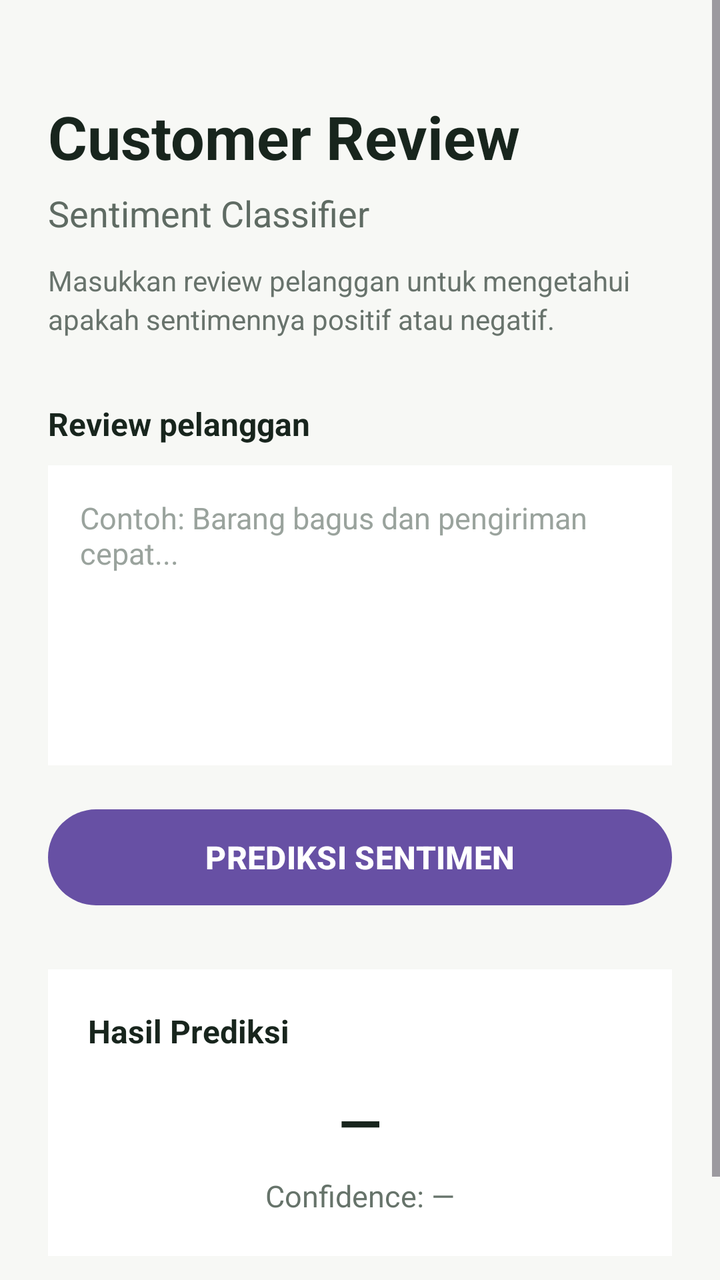
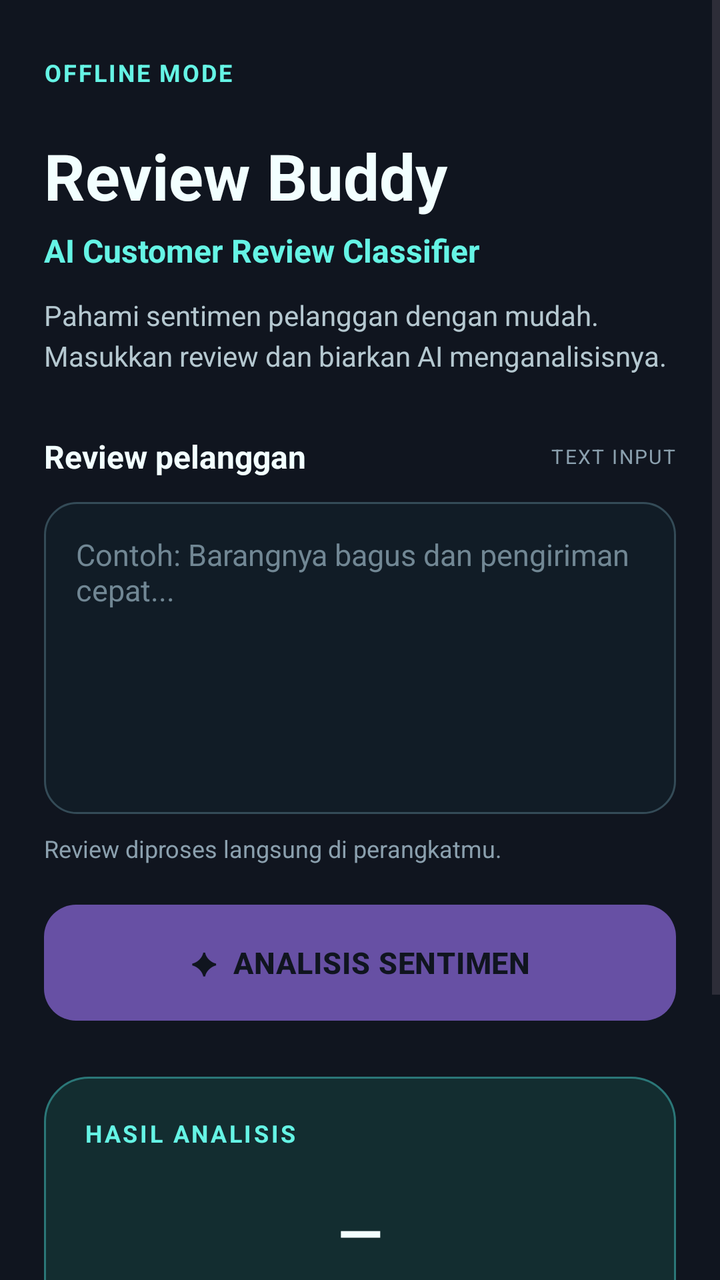

Two renders of the same Android screen: before a commit and after it. Below are the layout's source before the change and the commit's diff.
<!-- AndroidManifest.xml: application theme Theme.CustomerReviewClassifier -->
<!-- res/layout/activity_main.xml -->
<?xml version="1.0" encoding="utf-8"?>
<ScrollView xmlns:android="http://schemas.android.com/apk/res/android"
    android:id="@+id/main"
    android:layout_width="match_parent"
    android:layout_height="match_parent"
    android:fillViewport="true"
    android:background="#F7F8F5">

    <LinearLayout
        android:layout_width="match_parent"
        android:layout_height="wrap_content"
        android:orientation="vertical"
        android:padding="24dp">

        
        <TextView
            android:id="@+id/tvTitle"
            android:layout_width="match_parent"
            android:layout_height="wrap_content"
            android:layout_marginTop="24dp"
            android:text="Customer Review"
            android:textColor="#18251D"
            android:textSize="30sp"
            android:textStyle="bold" />

        <TextView
            android:id="@+id/tvSubtitle"
            android:layout_width="match_parent"
            android:layout_height="wrap_content"
            android:layout_marginTop="6dp"
            android:text="Sentiment Classifier"
            android:textColor="#5F6B63"
            android:textSize="18sp" />

        <TextView
            android:id="@+id/tvDescription"
            android:layout_width="match_parent"
            android:layout_height="wrap_content"
            android:layout_marginTop="12dp"
            android:text="Masukkan review pelanggan untuk mengetahui apakah sentimennya positif atau negatif."
            android:textColor="#68736C"
            android:textSize="14sp"
            android:lineSpacingExtra="3dp" />

        
        <TextView
            android:id="@+id/tvInputLabel"
            android:layout_width="match_parent"
            android:layout_height="wrap_content"
            android:layout_marginTop="32dp"
            android:text="Review pelanggan"
            android:textColor="#18251D"
            android:textSize="16sp"
            android:textStyle="bold" />

        
        <EditText
            android:id="@+id/etReview"
            android:layout_width="match_parent"
            android:layout_height="150dp"
            android:layout_marginTop="10dp"
            android:background="#FFFFFF"
            android:gravity="top|start"
            android:hint="Contoh: Barang bagus dan pengiriman cepat..."
            android:inputType="textMultiLine|textCapSentences"
            android:padding="16dp"
            android:textColor="#18251D"
            android:textColorHint="#9AA39D"
            android:textSize="15sp" />

        
        <Button
            android:id="@+id/btnPredict"
            android:layout_width="match_parent"
            android:layout_height="56dp"
            android:layout_marginTop="18dp"
            android:text="PREDIKSI SENTIMEN"
            android:textAllCaps="false"
            android:textColor="#FFFFFF"
            android:textSize="16sp"
            android:textStyle="bold" />

        
        <LinearLayout
            android:id="@+id/resultContainer"
            android:layout_width="match_parent"
            android:layout_height="wrap_content"
            android:layout_marginTop="28dp"
            android:background="#FFFFFF"
            android:orientation="vertical"
            android:padding="20dp">

            <TextView
                android:id="@+id/tvResultTitle"
                android:layout_width="match_parent"
                android:layout_height="wrap_content"
                android:text="Hasil Prediksi"
                android:textColor="#18251D"
                android:textSize="16sp"
                android:textStyle="bold" />

            <TextView
                android:id="@+id/tvSentiment"
                android:layout_width="match_parent"
                android:layout_height="wrap_content"
                android:layout_marginTop="16dp"
                android:gravity="center"
                android:text="—"
                android:textColor="#18251D"
                android:textSize="28sp"
                android:textStyle="bold" />

            <TextView
                android:id="@+id/tvConfidence"
                android:layout_width="match_parent"
                android:layout_height="wrap_content"
                android:layout_marginTop="8dp"
                android:gravity="center"
                android:text="Confidence: —"
                android:textColor="#66736A"
                android:textSize="15sp" />

        </LinearLayout>

        
        <TextView
            android:id="@+id/tvFooter"
            android:layout_width="match_parent"
            android:layout_height="wrap_content"
            android:layout_marginTop="28dp"
            android:gravity="center"
            android:text="Powered by TF-IDF + Logistic Regression"
            android:textColor="#8B958E"
            android:textSize="12sp" />

    </LinearLayout>

</ScrollView>
<!-- resources referenced by this layout -->
<resources>
  <style name="Theme.CustomerReviewClassifier" parent="Base.Theme.CustomerReviewClassifier" />
  <style name="Base.Theme.CustomerReviewClassifier" parent="Theme.Material3.DayNight.NoActionBar">
          
          
      </style>
</resources>

<!-- the commit's change to res/layout/activity_main.xml (unified diff, before → after) -->
@@ -3,81 +3,137 @@
     android:id="@+id/main"
     android:layout_width="match_parent"
     android:layout_height="match_parent"
+    android:background="@color/background_navy"
     android:fillViewport="true"
-    android:background="#F7F8F5">
+    android:clipToPadding="false">
 
     <LinearLayout
         android:layout_width="match_parent"
         android:layout_height="wrap_content"
         android:orientation="vertical"
-        android:padding="24dp">
+        android:paddingStart="22dp"
+        android:paddingTop="28dp"
+        android:paddingEnd="22dp"
+        android:paddingBottom="28dp">
+
+        
+        <TextView
+            android:id="@+id/tvOfflineBadge"
+            android:layout_width="wrap_content"
+            android:layout_height="wrap_content"
+            android:text="OFFLINE MODE"
+            android:textColor="@color/accent_teal"
+            android:textSize="12sp"
+            android:textStyle="bold"
+            android:letterSpacing="0.08" />
 
         
         <TextView
             android:id="@+id/tvTitle"
             android:layout_width="match_parent"
             android:layout_height="wrap_content"
-            android:layout_marginTop="24dp"
-            android:text="Customer Review"
-            android:textColor="#18251D"
-            android:textSize="30sp"
-            android:textStyle="bold" />
+            android:layout_marginTop="22dp"
+            android:text="Review Buddy"
+            android:textColor="@color/text_primary"
+            android:textSize="32sp"
+            android:textStyle="bold"
+            android:fontFamily="sans" />
 
         <TextView
             android:id="@+id/tvSubtitle"
             android:layout_width="match_parent"
             android:layout_height="wrap_content"
-            android:layout_marginTop="6dp"
-            android:text="Sentiment Classifier"
-            android:textColor="#5F6B63"
-            android:textSize="18sp" />
-
-        <TextView
-            android:id="@+id/tvDescription"
-            android:layout_width="match_parent"
-            android:layout_height="wrap_content"
-            android:layout_marginTop="12dp"
-            android:text="Masukkan review pelanggan untuk mengetahui apakah sentimennya positif atau negatif."
-            android:textColor="#68736C"
-            android:textSize="14sp"
-            android:lineSpacingExtra="3dp" />
-
-        
-        <TextView
-            android:id="@+id/tvInputLabel"
-            android:layout_width="match_parent"
-            android:layout_height="wrap_content"
-            android:layout_marginTop="32dp"
-            android:text="Review pelanggan"
-            android:textColor="#18251D"
+            android:layout_marginTop="5dp"
+            android:text="AI Customer Review Classifier"
+            android:textColor="@color/accent_teal"
             android:textSize="16sp"
             android:textStyle="bold" />
 
+        <TextView
+            android:id="@+id/tvDescription"
+            android:layout_width="match_parent"
+            android:layout_height="wrap_content"
+            android:layout_marginTop="12dp"
+            android:text="Pahami sentimen pelanggan dengan mudah. Masukkan review dan biarkan AI menganalisisnya."
+            android:textColor="@color/text_secondary"
+            android:textSize="14sp"
+            android:lineSpacingExtra="4dp" />
+
+        
+        <LinearLayout
+            android:layout_width="match_parent"
+            android:layout_height="wrap_content"
+            android:layout_marginTop="30dp"
+            android:orientation="horizontal"
+            android:gravity="center_vertical">
+
+            <TextView
+                android:id="@+id/tvInputLabel"
+                android:layout_width="0dp"
+                android:layout_height="wrap_content"
+                android:layout_weight="1"
+                android:text="Review pelanggan"
+                android:textColor="@color/text_primary"
+                android:textSize="16sp"
+                android:textStyle="bold" />
+
+            <TextView
+                android:layout_width="wrap_content"
+                android:layout_height="wrap_content"
+                android:text="TEXT INPUT"
+                android:textColor="@color/text_muted"
+                android:textSize="10sp"
+                android:letterSpacing="0.08" />
+
+        </LinearLayout>
+
         
         <EditText
             android:id="@+id/etReview"
             android:layout_width="match_parent"
-            android:layout_height="150dp"
-            android:layout_marginTop="10dp"
-            android:background="#FFFFFF"
+            android:layout_height="156dp"
+            android:layout_marginTop="12dp"
+            android:background="@drawable/bg_review_input"
             android:gravity="top|start"
-            android:hint="Contoh: Barang bagus dan pengiriman cepat..."
+            android:hint="Contoh: Barangnya bagus dan pengiriman cepat..."
             android:inputType="textMultiLine|textCapSentences"
+            android:minLines="4"
+            android:maxLines="7"
             android:padding="16dp"
-            android:textColor="#18251D"
-            android:textColorHint="#9AA39D"
-            android:textSize="15sp" />
+            android:scrollbars="vertical"
+            android:textColor="@color/text_primary"
+            android:textColorHint="@color/text_hint"
+            android:textSize="15sp"
+            android:fontFamily="sans"
+            android:autofillHints="off" />
+
+        <TextView
+            android:layout_width="match_parent"
+            android:layout_height="wrap_content"
+            android:layout_marginTop="9dp"
+            android:text="Review diproses langsung di perangkatmu."
+            android:textColor="@color/text_muted"
+            android:textSize="12sp" />
 
         
         <Button
             android:id="@+id/btnPredict"
             android:layout_width="match_parent"
-            android:layout_height="56dp"
-            android:layout_marginTop="18dp"
-            android:text="PREDIKSI SENTIMEN"
+            android:layout_height="58dp"
+            android:layout_marginTop="20dp"
+            android:background="@drawable/bg_predict_button"
+            android:backgroundTint="@color/accent_teal"
+            android:elevation="0dp"
+            android:gravity="center"
+            android:letterSpacing="0.02"
+            android:minHeight="0dp"
+            android:minWidth="0dp"
+            android:paddingStart="16dp"
+            android:paddingEnd="16dp"
+            android:text="✦  ANALISIS SENTIMEN"
             android:textAllCaps="false"
-            android:textColor="#FFFFFF"
-            android:textSize="16sp"
+            android:textColor="@color/background_navy"
+            android:textSize="15sp"
             android:textStyle="bold" />
 
         
@@ -86,7 +142,7 @@
             android:layout_width="match_parent"
             android:layout_height="wrap_content"
             android:layout_marginTop="28dp"
-            android:background="#FFFFFF"
+            android:background="@drawable/bg_result_card"
             android:orientation="vertical"
             android:padding="20dp">
 
@@ -94,31 +150,47 @@
                 android:id="@+id/tvResultTitle"
                 android:layout_width="match_parent"
                 android:layout_height="wrap_content"
-                android:text="Hasil Prediksi"
-                android:textColor="#18251D"
-                android:textSize="16sp"
-                android:textStyle="bold" />
+                android:text="HASIL ANALISIS"
+                android:textColor="@color/accent_teal"
+                android:textSize="12sp"
+                android:textStyle="bold"
+                android:letterSpacing="0.10" />
 
             <TextView
                 android:id="@+id/tvSentiment"
                 android:layout_width="match_parent"
                 android:layout_height="wrap_content"
-                android:layout_marginTop="16dp"
+                android:layout_marginTop="22dp"
                 android:gravity="center"
                 android:text="—"
-                android:textColor="#18251D"
-                android:textSize="28sp"
+                android:textColor="@color/text_primary"
+                android:textSize="29sp"
                 android:textStyle="bold" />
 
             <TextView
                 android:id="@+id/tvConfidence"
                 android:layout_width="match_parent"
                 android:layout_height="wrap_content"
-                android:layout_marginTop="8dp"
+                android:layout_marginTop="9dp"
                 android:gravity="center"
                 android:text="Confidence: —"
-                android:textColor="#66736A"
-                android:textSize="15sp" />
+                android:textColor="@color/text_secondary"
+                android:textSize="14sp" />
+
+            <View
+                android:layout_width="match_parent"
+                android:layout_height="1dp"
+                android:layout_marginTop="20dp"
+                android:layout_marginBottom="14dp"
+                android:background="@color/divider_color" />
+
+            <TextView
+                android:layout_width="match_parent"
+                android:layout_height="wrap_content"
+                android:gravity="center"
+                android:text="Hasil klasifikasi menggunakan model AI lokal"
+                android:textColor="@color/text_muted"
+                android:textSize="12sp" />
 
         </LinearLayout>
 
@@ -127,12 +199,22 @@
             android:id="@+id/tvFooter"
             android:layout_width="match_parent"
             android:layout_height="wrap_content"
-            android:layout_marginTop="28dp"
+            android:layout_marginTop="25dp"
             android:gravity="center"
-            android:text="Powered by TF-IDF + Logistic Regression"
-            android:textColor="#8B958E"
+            android:text="Powered by IndoBERT • ONNX Runtime"
+            android:textColor="@color/text_muted"
             android:textSize="12sp" />
 
+        <TextView
+            android:layout_width="match_parent"
+            android:layout_height="wrap_content"
+            android:layout_marginTop="6dp"
+            android:gravity="center"
+            android:text="ON-DEVICE AI • NO INTERNET REQUIRED"
+            android:textColor="@color/accent_teal"
+            android:textSize="10sp"
+            android:letterSpacing="0.05" />
+
     </LinearLayout>
 
 </ScrollView>
<!-- resource entries referenced after the edit -->
@@ -1,6 +1,61 @@
 <!-- resources referenced by this layout -->
 <resources>
+  <color name="accent_teal">#65F4E5</color>
+  <color name="background_navy">#10151F</color>
+  <color name="divider_color">#294047</color>
+  <color name="text_hint">#718794</color>
+  <color name="text_muted">#8BA0AE</color>
+  <color name="text_primary">#F2FFFF</color>
+  <color name="text_secondary">#B5C8D0</color>
+  <!-- drawable bg_predict_button (drawable) -->
+  <?xml version="1.0" encoding="utf-8"?>
+  <shape xmlns:android="http://schemas.android.com/apk/res/android"
+      android:shape="rectangle">
+  
+      <solid android:color="@color/accent_teal" />
+  
+      <corners android:radius="16dp" />
+  
+  </shape>
+  <!-- drawable bg_result_card (drawable) -->
+  <?xml version="1.0" encoding="utf-8"?>
+  <shape xmlns:android="http://schemas.android.com/apk/res/android"
+      android:shape="rectangle">
+  
+      <solid android:color="@color/surface_result" />
+  
+      <stroke
+          android:width="1dp"
+          android:color="@color/border_teal" />
+  
+      <corners android:radius="22dp" />
+  
+  </shape>
+  <!-- drawable bg_review_input (drawable) -->
+  <?xml version="1.0" encoding="utf-8"?>
+  <shape xmlns:android="http://schemas.android.com/apk/res/android"
+      android:shape="rectangle">
+  
+      <solid android:color="@color/surface_input" />
+  
+      <stroke
+          android:width="1dp"
+          android:color="@color/border_input" />
+  
+      <corners android:radius="16dp" />
+  
+      <padding
+          android:left="4dp"
+          android:top="4dp"
+          android:right="4dp"
+          android:bottom="4dp" />
+  
+  </shape>
   <style name="Theme.CustomerReviewClassifier" parent="Base.Theme.CustomerReviewClassifier" />
+  <color name="surface_result">#132D30</color>
+  <color name="border_teal">#2B7778</color>
+  <color name="surface_input">#111C26</color>
+  <color name="border_input">#344B57</color>
   <style name="Base.Theme.CustomerReviewClassifier" parent="Theme.Material3.DayNight.NoActionBar">
           
           
